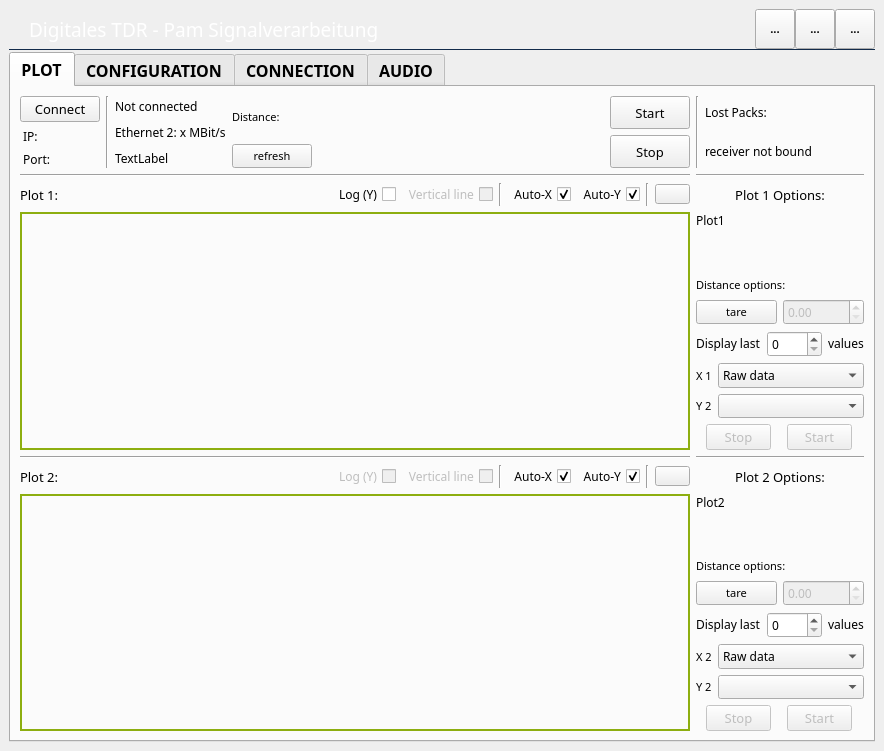
First picture: the form in resources/Mainwindow.ui, repository arongrk/Pam, before the edit.
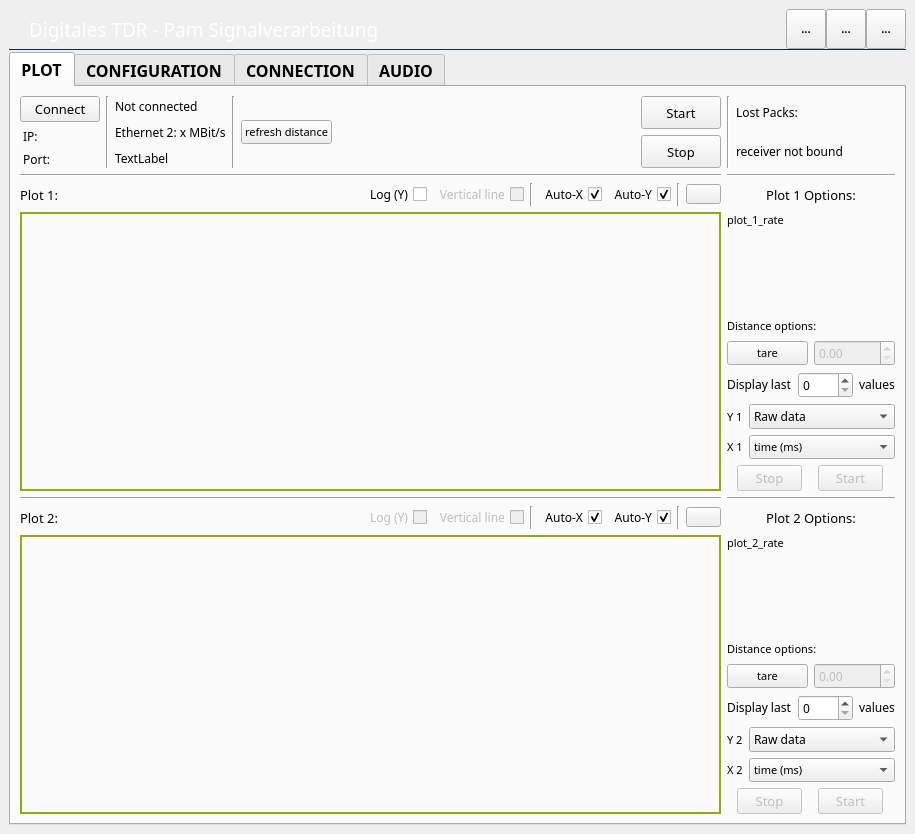
Second picture: the form after the edit. Icons and pictures are not drawn. Custom widgets are drawn as their Qt base class.

Commit message: More functions deleted, can choose between time and distance now

The edit to the form file:
```diff
--- a/resources/Mainwindow.ui
+++ b/resources/Mainwindow.ui
@@ -9,8 +9,8 @@
    <rect>
     <x>0</x>
     <y>0</y>
-    <width>884</width>
-    <height>751</height>
+    <width>915</width>
+    <height>834</height>
    </rect>
   </property>
   <property name="sizePolicy">
@@ -439,68 +439,7 @@
             </item>
             <item row="6" column="1">
              <layout class="QGridLayout" name="gridLayout_5">
-              <item row="4" column="0">
-               <layout class="QHBoxLayout" name="horizontalLayout_4">
-                <item>
-                 <widget class="QLabel" name="label_18">
-                  <property name="font">
-                   <font>
-                    <family>RubFlama</family>
-                    <pointsize>9</pointsize>
-                    <weight>50</weight>
-                    <bold>false</bold>
-                   </font>
-                  </property>
-                  <property name="text">
-                   <string>Display last</string>
-                  </property>
-                  <property name="textInteractionFlags">
-                   <set>Qt::LinksAccessibleByMouse|Qt::TextSelectableByKeyboard|Qt::TextSelectableByMouse</set>
-                  </property>
-                 </widget>
-                </item>
-                <item>
-                 <widget class="QSpinBox" name="last_values2">
-                  <property name="enabled">
-                   <bool>true</bool>
-                  </property>
-                  <property name="font">
-                   <font>
-                    <family>RubFlama</family>
-                    <pointsize>9</pointsize>
-                    <weight>50</weight>
-                    <bold>false</bold>
-                   </font>
-                  </property>
-                  <property name="maximum">
-                   <number>5000</number>
-                  </property>
-                  <property name="singleStep">
-                   <number>100</number>
-                  </property>
-                 </widget>
-                </item>
-                <item>
-                 <widget class="QLabel" name="label_29">
-                  <property name="font">
-                   <font>
-                    <family>RubFlama</family>
-                    <pointsize>9</pointsize>
-                    <weight>50</weight>
-                    <bold>false</bold>
-                   </font>
-                  </property>
-                  <property name="text">
-                   <string>values</string>
-                  </property>
-                  <property name="textInteractionFlags">
-                   <set>Qt::LinksAccessibleByMouse|Qt::TextSelectableByKeyboard|Qt::TextSelectableByMouse</set>
-                  </property>
-                 </widget>
-                </item>
-               </layout>
-              </item>
-              <item row="7" column="0">
+              <item row="8" column="0">
                <layout class="QHBoxLayout" name="horizontalLayout_6">
                 <item>
                  <widget class="QPushButton" name="stop_plot2">
@@ -558,23 +497,10 @@
                 </item>
                </layout>
               </item>
-              <item row="1" column="0">
-               <spacer name="verticalSpacer">
-                <property name="orientation">
-                 <enum>Qt::Vertical</enum>
-                </property>
-                <property name="sizeHint" stdset="0">
-                 <size>
-                  <width>20</width>
-                  <height>40</height>
-                 </size>
-                </property>
-               </spacer>
-              </item>
-              <item row="5" column="0">
+              <item row="6" column="0">
                <layout class="QFormLayout" name="formLayout_4">
                 <item row="0" column="1">
-                 <widget class="QComboBox" name="x_data_box2">
+                 <widget class="QComboBox" name="y_data_box2">
                   <property name="font">
                    <font>
                     <family>RubFlama</family>
@@ -608,41 +534,114 @@
                 <item row="0" column="0">
                  <widget class="QLabel" name="label_19">
                   <property name="text">
-                   <string>X 2</string>
+                   <string>Y 2</string>
                   </property>
                  </widget>
                 </item>
                 <item row="1" column="0">
                  <widget class="QLabel" name="label_20">
                   <property name="text">
-                   <string>Y 2</string>
+                   <string>X 2</string>
                   </property>
                  </widget>
                 </item>
                 <item row="1" column="1">
-                 <widget class="QComboBox" name="y_data_box1_2"/>
+                 <widget class="QComboBox" name="x_data_box2">
+                  <property name="currentIndex">
+                   <number>0</number>
+                  </property>
+                  <property name="placeholderText">
+                   <string>X-Axis Data</string>
+                  </property>
+                  <item>
+                   <property name="text">
+                    <string>time (ms)</string>
+                   </property>
+                  </item>
+                  <item>
+                   <property name="text">
+                    <string>time/Tcode (a.u.)</string>
+                   </property>
+                  </item>
+                 </widget>
                 </item>
                </layout>
               </item>
-              <item row="0" column="0">
-               <widget class="QLabel" name="label_22">
-                <property name="font">
-                 <font>
-                  <family>RubFlama</family>
-                  <pointsize>9</pointsize>
-                  <weight>50</weight>
-                  <bold>false</bold>
-                 </font>
-                </property>
-                <property name="text">
-                 <string>Plot2</string>
-                </property>
-                <property name="textInteractionFlags">
-                 <set>Qt::LinksAccessibleByMouse|Qt::TextSelectableByKeyboard|Qt::TextSelectableByMouse</set>
-                </property>
-               </widget>
+              <item row="5" column="0">
+               <layout class="QHBoxLayout" name="horizontalLayout_4">
+                <item>
+                 <widget class="QLabel" name="label_18">
+                  <property name="font">
+                   <font>
+                    <family>RubFlama</family>
+                    <pointsize>9</pointsize>
+                    <weight>50</weight>
+                    <bold>false</bold>
+                   </font>
+                  </property>
+                  <property name="text">
+                   <string>Display last</string>
+                  </property>
+                  <property name="textInteractionFlags">
+                   <set>Qt::LinksAccessibleByMouse|Qt::TextSelectableByKeyboard|Qt::TextSelectableByMouse</set>
+                  </property>
+                 </widget>
+                </item>
+                <item>
+                 <widget class="QSpinBox" name="last_values2">
+                  <property name="enabled">
+                   <bool>true</bool>
+                  </property>
+                  <property name="font">
+                   <font>
+                    <family>RubFlama</family>
+                    <pointsize>9</pointsize>
+                    <weight>50</weight>
+                    <bold>false</bold>
+                   </font>
+                  </property>
+                  <property name="maximum">
+                   <number>5000</number>
+                  </property>
+                  <property name="singleStep">
+                   <number>100</number>
+                  </property>
+                 </widget>
+                </item>
+                <item>
+                 <widget class="QLabel" name="label_29">
+                  <property name="font">
+                   <font>
+                    <family>RubFlama</family>
+                    <pointsize>9</pointsize>
+                    <weight>50</weight>
+                    <bold>false</bold>
+                   </font>
+                  </property>
+                  <property name="text">
+                   <string>values</string>
+                  </property>
+                  <property name="textInteractionFlags">
+                   <set>Qt::LinksAccessibleByMouse|Qt::TextSelectableByKeyboard|Qt::TextSelectableByMouse</set>
+                  </property>
+                 </widget>
+                </item>
+               </layout>
               </item>
               <item row="2" column="0">
+               <spacer name="verticalSpacer">
+                <property name="orientation">
+                 <enum>Qt::Vertical</enum>
+                </property>
+                <property name="sizeHint" stdset="0">
+                 <size>
+                  <width>20</width>
+                  <height>40</height>
+                 </size>
+                </property>
+               </spacer>
+              </item>
+              <item row="3" column="0">
                <layout class="QVBoxLayout" name="verticalLayout_12">
                 <item>
                  <widget class="QLabel" name="label_39">
@@ -685,6 +684,13 @@
                 </item>
                </layout>
               </item>
+              <item row="1" column="0">
+               <widget class="QLabel" name="label_22">
+                <property name="text">
+                 <string>plot_2_rate</string>
+                </property>
+               </widget>
+              </item>
              </layout>
             </item>
             <item row="2" column="0">
@@ -853,19 +859,8 @@
              <layout class="QVBoxLayout" name="verticalLayout_8">
               <item>
                <widget class="QLabel" name="label_12">
-                <property name="font">
-                 <font>
-                  <family>RubFlama</family>
-                  <pointsize>9</pointsize>
-                  <weight>50</weight>
-                  <bold>false</bold>
-                 </font>
-                </property>
                 <property name="text">
-                 <string>Plot1</string>
-                </property>
-                <property name="textInteractionFlags">
-                 <set>Qt::LinksAccessibleByMouse|Qt::TextSelectableByKeyboard|Qt::TextSelectableByMouse</set>
+                 <string>plot_1_rate</string>
                 </property>
                </widget>
               </item>
@@ -989,7 +984,7 @@
               <item>
                <layout class="QFormLayout" name="formLayout_3">
                 <item row="0" column="1">
-                 <widget class="QComboBox" name="x_data_box1">
+                 <widget class="QComboBox" name="y_data_box1">
                   <property name="font">
                    <font>
                     <family>RubFlama</family>
@@ -1023,17 +1018,37 @@
                 <item row="0" column="0">
                  <widget class="QLabel" name="label_15">
                   <property name="text">
-                   <string>X 1</string>
+                   <string>Y 1</string>
                   </property>
                  </widget>
                 </item>
                 <item row="1" column="1">
-                 <widget class="QComboBox" name="y_data_box1"/>
+                 <widget class="QComboBox" name="x_data_box1">
+                  <property name="editable">
+                   <bool>false</bool>
+                  </property>
+                  <property name="currentIndex">
+                   <number>0</number>
+                  </property>
+                  <property name="placeholderText">
+                   <string>X-Axis Data</string>
+                  </property>
+                  <item>
+                   <property name="text">
+                    <string>time (ms)</string>
+                   </property>
+                  </item>
+                  <item>
+                   <property name="text">
+                    <string>time / Tcode (a.u.)</string>
+                   </property>
+                  </item>
+                 </widget>
                 </item>
                 <item row="1" column="0">
                  <widget class="QLabel" name="label_16">
                   <property name="text">
-                   <string>Y 2</string>
+                   <string>X 1</string>
                   </property>
                  </widget>
                 </item>
@@ -1159,7 +1174,7 @@
              </widget>
             </item>
             <item row="0" column="0">
-             <layout class="QHBoxLayout" name="horizontalLayout_2" stretch="0,0,0,0,0,0,0,0">
+             <layout class="QHBoxLayout" name="horizontalLayout_2" stretch="0,0,0,0,0,0,0,0,0">
               <item>
                <layout class="QVBoxLayout" name="verticalLayout">
                 <item>
@@ -1299,22 +1314,18 @@
                </layout>
               </item>
               <item>
-               <layout class="QVBoxLayout" name="verticalLayout_13">
-                <item>
-                 <widget class="QLabel" name="label_40">
-                  <property name="text">
-                   <string>Distance:</string>
-                  </property>
-                 </widget>
-                </item>
-                <item>
-                 <widget class="QPushButton" name="refresh_distance_button">
-                  <property name="text">
-                   <string>refresh</string>
-                  </property>
-                 </widget>
-                </item>
-               </layout>
+               <widget class="Line" name="line_11">
+                <property name="orientation">
+                 <enum>Qt::Vertical</enum>
+                </property>
+               </widget>
+              </item>
+              <item>
+               <widget class="QPushButton" name="refresh_distance_button">
+                <property name="text">
+                 <string>refresh distance</string>
+                </property>
+               </widget>
               </item>
               <item>
                <layout class="QVBoxLayout" name="verticalLayout_9"/>
```
Left out of the diff: 60 changed lines with no effect on the pictures. The commit also changes 5 other files.
